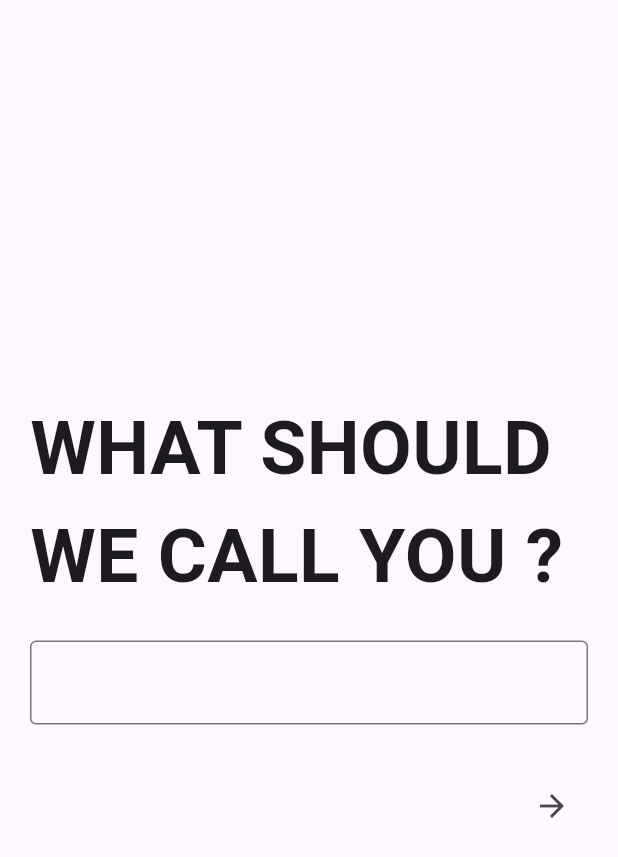
After one commit to jydv402/ZenUnni, a Flutter app: the Username screen opened directly, on a phone screen of 412 x 824 dp. The commit adds this screen. Shown: the top 857 px of the screen. Run offline on Flutter 3.47's test engine with Material 3 defaults, Android fonts, the phone set to English and light mode, and no system bars; our stand-ins replace cloud_firestore, firebase_auth, firebase_core; accounts and stored records are empty; network calls fail.

Commit message:
added new username page

```diff
--- a/lib/pages/register_page.dart
+++ b/lib/pages/register_page.dart
@@ -3,6 +3,8 @@ import 'package:flutter/gestures.dart';
 import 'package:flutter/material.dart';
 import 'package:zen/pages/home_page.dart';
 import 'package:zen/pages/login_page.dart';
+import 'package:cloud_firestore/cloud_firestore.dart';
+import 'package:zen/pages/username.dart';
 
 class RegisterPage extends StatefulWidget {
   const RegisterPage({super.key});
@@ -49,13 +51,14 @@ class _RegisterPageState extends State<RegisterPage> {
             .createUserWithEmailAndPassword(
                 email: _emailController.text,
                 password: _passwordController.text);
+
         //pop loading circle
         Navigator.pop(context);
 
         //navigate to home page
         Navigator.pushReplacement(
           context,
-          MaterialPageRoute(builder: (context) => const HomePage()),
+          MaterialPageRoute(builder: (context) => const Username()),
         );
       } on FirebaseAuthException catch (e) {
         //pop loading circle
@@ -77,6 +80,7 @@ class _RegisterPageState extends State<RegisterPage> {
       ),
       body: Padding(
         padding: const EdgeInsets.all(16.0),
+        child: SingleChildScrollView(
           child: Column(
             mainAxisAlignment: MainAxisAlignment.center,
             children: [
@@ -84,7 +88,7 @@ class _RegisterPageState extends State<RegisterPage> {
                 "Register",
                 style: TextStyle(fontSize: 35, fontWeight: FontWeight.bold),
               ),
-            const SizedBox(height: 60),
+              const SizedBox(height: 40),
               TextFormField(
                 controller: _emailController,
                 decoration: const InputDecoration(
@@ -101,7 +105,7 @@ class _RegisterPageState extends State<RegisterPage> {
                 ),
                 obscureText: true,
               ),
-            const  SizedBox(height: 16),
+              const SizedBox(height: 16),
               TextFormField(
                 controller: _confirmPasswordController,
                 decoration: const InputDecoration(
@@ -152,6 +156,7 @@ class _RegisterPageState extends State<RegisterPage> {
             ],
           ),
         ),
+      ),
     );
   }
 }
--- /dev/null
+++ b/lib/pages/username.dart
@@ -0,0 +1,54 @@
+import 'package:flutter/material.dart';
+import 'package:zen/pages/home_page.dart';
+
+class Username extends StatelessWidget {
+  const Username({super.key});
+
+  @override
+  Widget build(BuildContext context) {
+    final _userNameController = TextEditingController();
+    return Scaffold(
+      body: SafeArea(
+          child: Container(
+        child: Padding(
+          padding: const EdgeInsets.all(20.0),
+          child: Column(
+            mainAxisAlignment: MainAxisAlignment.center,
+            crossAxisAlignment: CrossAxisAlignment.center,
+            children: [
+              Text(
+                "WHAT SHOULD WE CALL YOU ? ",
+                style: TextStyle(fontSize: 50, fontWeight: FontWeight.bold),
+              ),
+              SizedBox(height: 20),
+              TextField(
+                controller: _userNameController,
+                decoration: const InputDecoration(
+                  labelText: '',
+                  border: OutlineInputBorder(),
+                ),
+              ),
+              SizedBox(height: 30),
+              Row(
+                mainAxisAlignment: MainAxisAlignment.end,
+                children: [
+                  IconButton(
+                    onPressed: () {
+                      Navigator.push(
+                        context,
+                        MaterialPageRoute(
+                          builder: (context) => const HomePage(),
+                        ),
+                      );
+                    },
+                    icon: Icon(Icons.arrow_forward),
+                  ),
+                ],
+              ),
+            ],
+          ),
+        ),
+      )),
+    );
+  }
+}
```
Lines whose indentation alone changed are shown as unchanged.
